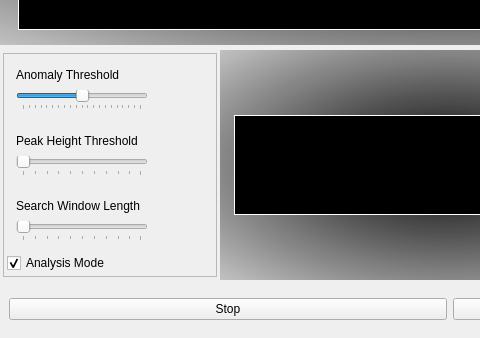
This is UI/templates/mainwindow.ui in milonpabis/heartbeat-anomaly-detection as Qt 5 draws it before an edit; both pictures show x 0 to 480 and y 262 to 600 of the 900 by 600 pixel window. The edited form follows.
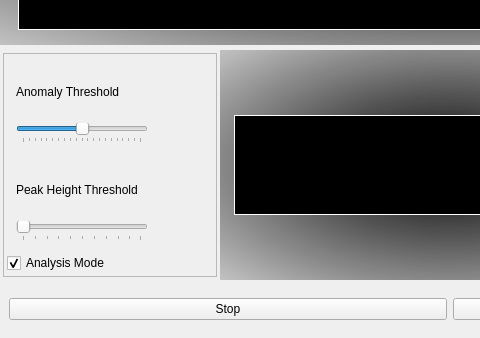
This is the edited form.

Diff of the .ui file:
```diff
--- a/UI/templates/mainwindow.ui
+++ b/UI/templates/mainwindow.ui
@@ -315,47 +315,6 @@
                </layout>
               </widget>
              </item>
-             <item>
-              <widget class="QFrame" name="frame">
-               <property name="minimumSize">
-                <size>
-                 <width>150</width>
-                 <height>0</height>
-                </size>
-               </property>
-               <property name="maximumSize">
-                <size>
-                 <width>150</width>
-                 <height>16777215</height>
-                </size>
-               </property>
-               <property name="frameShape">
-                <enum>QFrame::NoFrame</enum>
-               </property>
-               <property name="frameShadow">
-                <enum>QFrame::Raised</enum>
-               </property>
-               <layout class="QVBoxLayout" name="verticalLayout_7">
-                <item>
-                 <widget class="QLabel" name="label_3">
-                  <property name="text">
-                   <string>Search Window Length</string>
-                  </property>
-                 </widget>
-                </item>
-                <item>
-                 <widget class="QSlider" name="slider_window_length">
-                  <property name="orientation">
-                   <enum>Qt::Horizontal</enum>
-                  </property>
-                  <property name="tickPosition">
-                   <enum>QSlider::TicksBelow</enum>
-                  </property>
-                 </widget>
-                </item>
-               </layout>
-              </widget>
-             </item>
              <item>
               <widget class="QCheckBox" name="checkbox_analysis">
                <property name="minimumSize">
```
